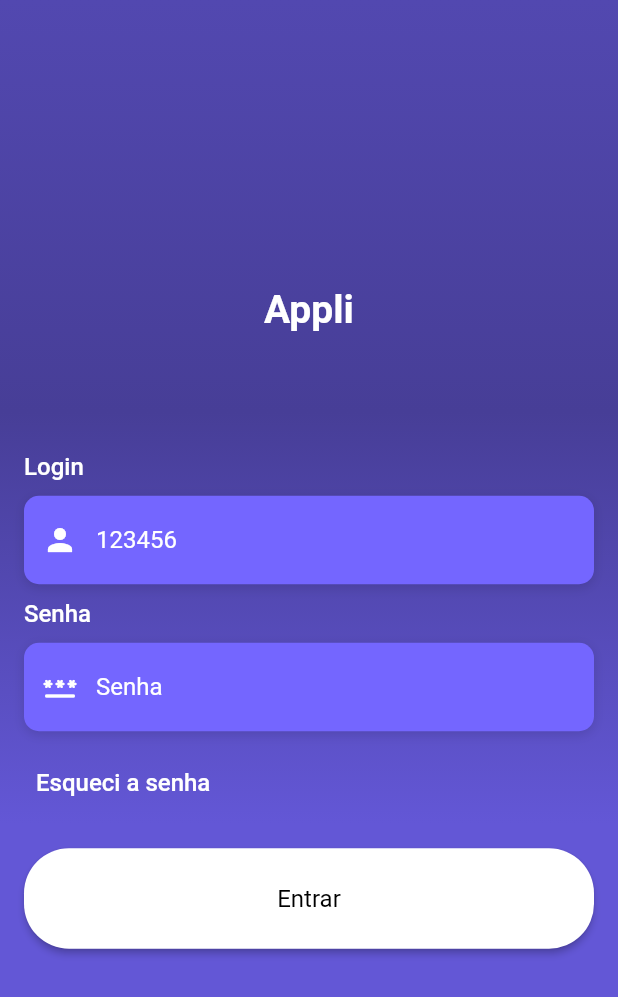
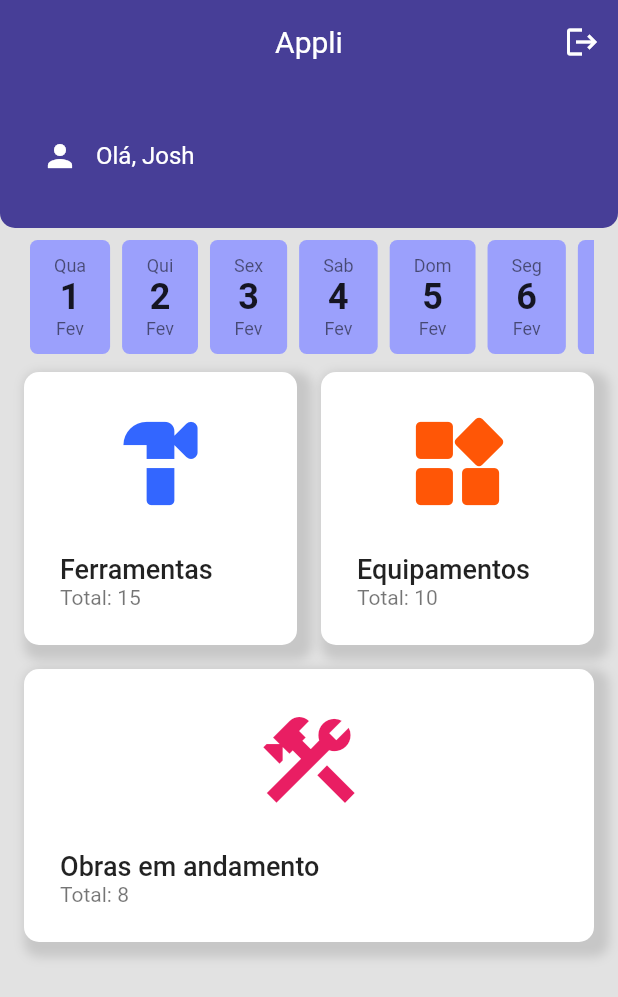
Before and after one commit to JoshGodoyyy/Appli-Lite, a Flutter app: the screen it shows after launch, after a tap on "Entrar", on a phone screen of 412 x 824 dp. Shown: the top 997 px of the screen. Run offline on Flutter 3.47's test engine with Material 2 defaults, Android fonts, the phone set to English and light mode, and no system bars; Roboto replaces fonts that are missing (open-sans).

Commit message:
Design da HomePage

```diff
--- /dev/null
+++ b/lib/app/core/pages/home_page.dart
@@ -0,0 +1,115 @@
+import 'package:appli_lite/app/core/pages/login_page.dart';
+import 'package:appli_lite/app/core/ui/styles/colors_app.dart';
+import 'package:appli_lite/app/core/ui/styles/text_styles.dart';
+import 'package:appli_lite/app/core/ui/widgets/horizontal_calendar.dart';
+import 'package:appli_lite/app/core/ui/widgets/main_button.dart';
+import 'package:flutter/material.dart';
+
+class HomePage extends StatefulWidget {
+  const HomePage({Key? key}) : super(key: key);
+
+  @override
+  State<HomePage> createState() => _HomePageState();
+}
+
+class _HomePageState extends State<HomePage> {
+  @override
+  Widget build(BuildContext context) {
+    return Scaffold(
+      appBar: AppBar(
+        backgroundColor: ColorsApp.instance.primary,
+        elevation: 0,
+        title: Text(
+          'Appli',
+          style: context.textStyles.textRegular,
+        ),
+        centerTitle: true,
+        actions: [
+          IconButton(
+            onPressed: () {
+              Navigator.of(context).pushReplacement(
+                MaterialPageRoute(
+                  builder: (context) => const LoginPage(),
+                ),
+              );
+            },
+            icon: const Icon(Icons.logout),
+          ),
+        ],
+      ),
+      body: Column(
+        children: [
+          Container(
+            width: MediaQuery.of(context).size.width,
+            decoration: BoxDecoration(
+                color: ColorsApp.instance.primary,
+                borderRadius: const BorderRadius.only(
+                    bottomLeft: Radius.circular(10),
+                    bottomRight: Radius.circular(10))),
+            child: Padding(
+              padding: const EdgeInsets.symmetric(horizontal: 16, vertical: 24),
+              child: Row(
+                children: [
+                  IconButton(
+                    onPressed: () {},
+                    icon: const Icon(
+                      Icons.person,
+                      color: Colors.white,
+                    ),
+                  ),
+                  Text(
+                    'Olá, Josh',
+                    style: context.textStyles.textRegular.copyWith(
+                      fontSize: 16,
+                      color: Colors.white,
+                    ),
+                  ),
+                ],
+              ),
+            ),
+          ),
+          Expanded(
+            child: SingleChildScrollView(
+              child: Padding(
+                padding: const EdgeInsets.all(8),
+                child: Column(
+                  mainAxisAlignment: MainAxisAlignment.center,
+                  children: [
+                    const HorizontalCalendar(),
+                    const SizedBox(height: 4),
+                    Row(
+                      children: [
+                        MainButton(
+                          title: 'Ferramentas',
+                          subtitle: 15,
+                          icon: Icons.hardware_rounded,
+                          color: ColorsApp.instance.deepBlue,
+                        ),
+                        MainButton(
+                          title: 'Equipamentos',
+                          subtitle: 10,
+                          icon: Icons.widgets_rounded,
+                          color: ColorsApp.instance.orange,
+                        ),
+                      ],
+                    ),
+                    Row(
+                      children: [
+                        MainButton(
+                          title: 'Obras em andamento',
+                          subtitle: 8,
+                          icon: Icons.construction,
+                          color: ColorsApp.instance.pink,
+                        ),
+                      ],
+                    ),
+                  ],
+                ),
+              ),
+            ),
+          )
+        ],
+      ),
+    );
+  }
+}
--- a/lib/pages/login_page.dart
+++ b/lib/app/core/pages/login_page.dart
@@ -1,3 +1,4 @@
+import 'package:appli_lite/app/core/pages/home_page.dart';
 import 'package:appli_lite/app/core/ui/styles/text_styles.dart';
 import 'package:flutter/material.dart';
 
@@ -75,7 +76,13 @@ class _LoginPageState extends State<LoginPage> {
               SizedBox(
                 width: MediaQuery.of(context).size.width,
                 child: ElevatedButton(
-                  onPressed: () {},
+                  onPressed: () {
+                    Navigator.of(context).pushReplacement(
+                      MaterialPageRoute(
+                        builder: (context) => const HomePage(),
+                      ),
+                    );
+                  },
                   style: ElevatedButton.styleFrom(
                     padding: const EdgeInsets.all(24),
                     backgroundColor: Colors.white,
@@ -125,7 +132,7 @@ class _LoginPageState extends State<LoginPage> {
               color: Colors.white,
             ),
             hintText: text,
-            hintStyle: const TextStyle(color: Colors.white),
+            hintStyle: const TextStyle(color: Colors.white54),
           ),
         ),
       ),
--- a/lib/app/core/ui/styles/colors_app.dart
+++ b/lib/app/core/ui/styles/colors_app.dart
@@ -11,14 +11,10 @@ class ColorsApp {
   }
 
   Color get primary => const Color(0xff473e97);
-
-  /*
-   * light blue = Color(0xFF71b8ff);
-   * light orange = Color(0xFFffaa5b);
-   * orange = Color(0xFFff5606);
-   * pink = Color(0xFFe91e63);
-   * purple = Color(0xFF9ba0fc);
-   * deep blue = Color(0xff3366ff);
-   */
-
+  Color get lightBlue => const Color(0xff71b8ff);
+  Color get lightOrange => const Color(0xFFffaa5b);
+  Color get orange => const Color(0xFFff5606);
+  Color get pink => const Color(0xFFe91e63);
+  Color get purple => const Color(0xFF9ba0fc);
+  Color get deepBlue => const Color(0xff3366ff);
 }
--- /dev/null
+++ b/lib/app/core/ui/widgets/horizontal_calendar.dart
@@ -0,0 +1,116 @@
+import 'package:appli_lite/app/core/ui/styles/colors_app.dart';
+import 'package:flutter/material.dart';
+
+class HorizontalCalendar extends StatefulWidget {
+  const HorizontalCalendar({Key? key}) : super(key: key);
+
+  @override
+  State<HorizontalCalendar> createState() => _HorizontalCalendarState();
+}
+
+class _HorizontalCalendarState extends State<HorizontalCalendar> {
+  DateTime day = DateTime.now();
+
+  final months = [
+    'Jan',
+    'Fev',
+    'Mar',
+    'Abr',
+    'Mai',
+    'Jun',
+    'Jul',
+    'Ago',
+    'Set',
+    'Out',
+    'Nov',
+    'Dez',
+  ];
+
+  final days = [
+    'Dom',
+    'Seg',
+    'Ter',
+    'Qua',
+    'Qui',
+    'Sex',
+    'Sab',
+  ];
+
+  @override
+  Widget build(BuildContext context) {
+    int lastday = DateTime(day.year, day.month + 1, 0).day;
+    return Padding(
+      padding: const EdgeInsets.symmetric(horizontal: 8.0),
+      child: SingleChildScrollView(
+        scrollDirection: Axis.horizontal,
+        child: Row(
+          children: [
+            for (int i = 1; i <= lastday; i++) tileDay(i),
+          ],
+        ),
+      ),
+    );
+  }
+
+  Padding tileDay(int i) {
+    bool today;
+    if (i == day.day) {
+      today = true;
+    } else {
+      today = false;
+    }
+
+    int weekDay() {
+      int? day;
+
+      for (int j = 1;
+          j < DateTime(this.day.year, this.day.month + 1, 0).day;
+          j++) {
+        day = DateTime(this.day.year, this.day.month, i + 1, 0).weekday;
+      }
+      return day!;
+    }
+
+    return Padding(
+      padding: const EdgeInsets.symmetric(horizontal: 4.0),
+      child: Container(
+        decoration: BoxDecoration(
+          borderRadius: const BorderRadius.all(
+            Radius.circular(5.0),
+          ),
+          color: today ? ColorsApp.instance.primary : ColorsApp.instance.purple,
+        ),
+        child: Padding(
+          padding: const EdgeInsets.symmetric(horizontal: 16.0, vertical: 10.0),
+          child: Column(
+            mainAxisAlignment: MainAxisAlignment.center,
+            children: [
+              Text(
+                days[weekDay() - 1],
+                style: TextStyle(
+                  fontSize: 12,
+                  color: today ? Colors.white : Colors.black54,
+                ),
+              ),
+              Text(
+                i.toString(),
+                style: TextStyle(
+                  fontSize: 24,
+                  color: today ? Colors.white : Colors.black87,
+                  fontWeight: FontWeight.bold,
+                ),
+              ),
+              Text(
+                months[day.month - 1],
+                style: TextStyle(
+                  fontSize: 12,
+                  color: today ? Colors.white : Colors.black54,
+                ),
+              ),
+            ],
+          ),
+        ),
+      ),
+    );
+  }
+}
--- /dev/null
+++ b/lib/app/core/ui/widgets/main_button.dart
@@ -0,0 +1,74 @@
+import 'package:appli_lite/app/core/ui/styles/text_styles.dart';
+import 'package:flutter/material.dart';
+
+class MainButton extends StatelessWidget {
+  final String title;
+  final int subtitle;
+  final IconData icon;
+  final Color color;
+
+  const MainButton({
+    Key? key,
+    required this.title,
+    required this.icon,
+    required this.color,
+    required this.subtitle,
+  }) : super(key: key);
+
+  @override
+  Widget build(BuildContext context) {
+    return Expanded(
+      child: Padding(
+        padding: const EdgeInsets.all(8.0),
+        child: InkWell(
+          onTap: (){},
+          borderRadius: BorderRadius.circular(10),
+          child: Container(
+            decoration: const BoxDecoration(
+              color: Colors.white,
+              borderRadius: BorderRadius.all(
+                Radius.circular(10),
+              ),
+              boxShadow: [
+                BoxShadow(
+                    color: Colors.black12,
+                    blurRadius: 5,
+                    spreadRadius: 5,
+                    offset: Offset(5, 5))
+              ],
+            ),
+            height: MediaQuery.of(context).size.width / 2 - 24,
+            child: Padding(
+              padding: const EdgeInsets.all(24.0),
+              child: Column(
+                crossAxisAlignment: CrossAxisAlignment.start,
+                children: [
+                  Center(
+                    child: Icon(
+                      icon,
+                      size: 74,
+                      color: color,
+                    ),
+                  ),
+                  const Spacer(),
+                  Text(
+                    title,
+                    style: TextStyles.instance.textRegular.copyWith(
+                        fontSize: 18,
+                        fontWeight: FontWeight.w500,
+                        color: Colors.black87),
+                  ),
+                  Text(
+                    'Total: $subtitle',
+                    style: TextStyles.instance.textRegular
+                        .copyWith(color: Colors.black54),
+                  )
+                ],
+              ),
+            ),
+          ),
+        ),
+      ),
+    );
+  }
+}
--- a/lib/main.dart
+++ b/lib/main.dart
@@ -1,6 +1,7 @@
-import 'package:appli_lite/app/core/ui/theme/theme_config.dart';
-import 'package:appli_lite/pages/login_page.dart';
 import 'package:flutter/material.dart';
+
+import 'app/core/pages/login_page.dart';
+import 'app/core/ui/theme/theme_config.dart';
 
 void main() {
   runApp(const MainApp());
```
